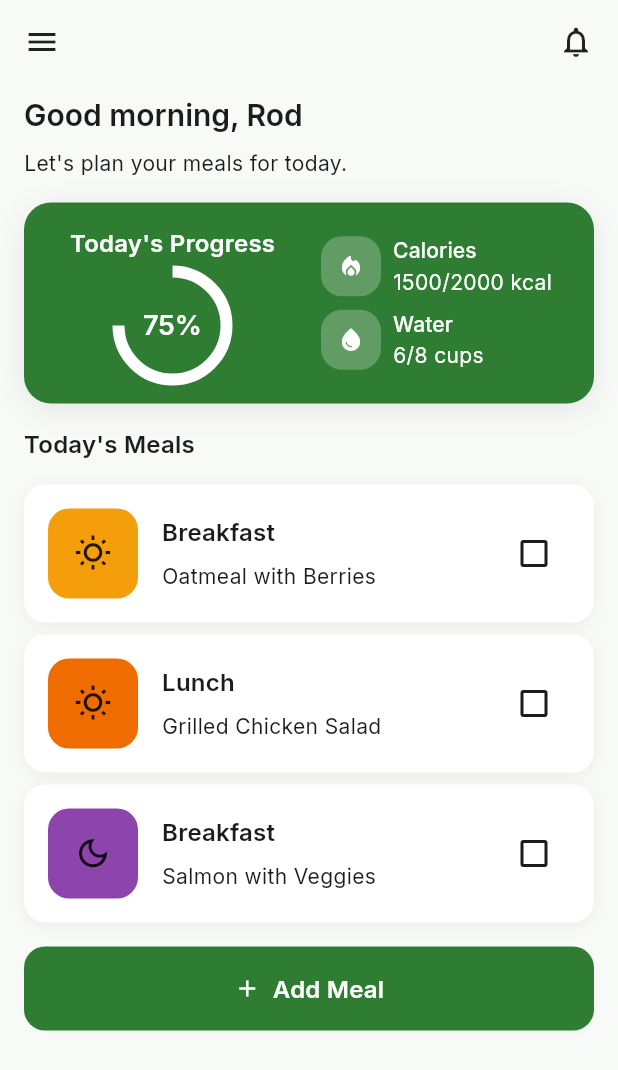
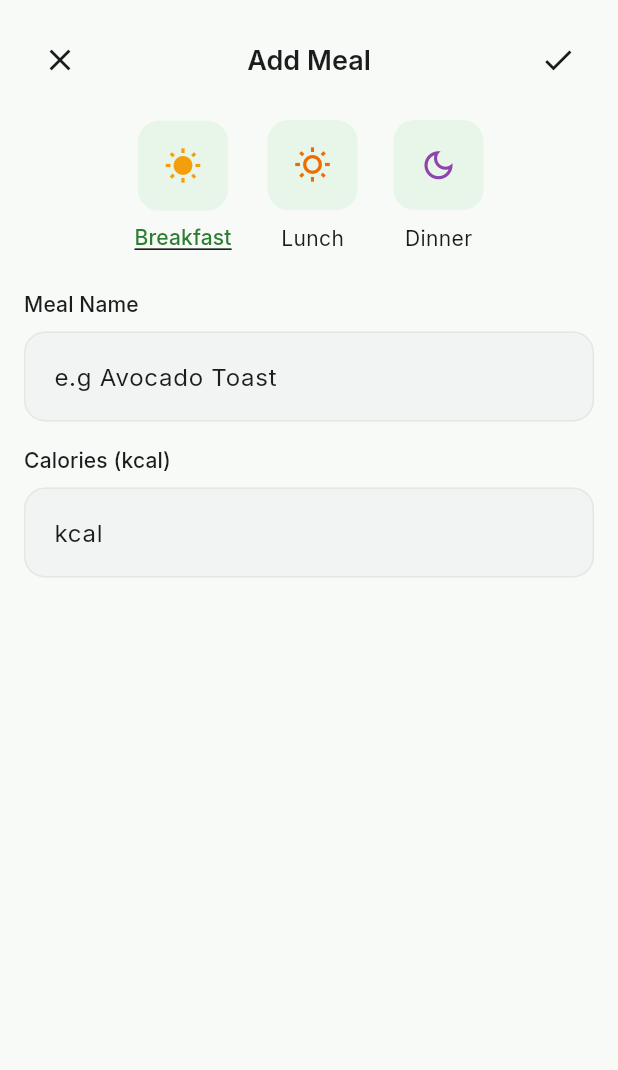
Before and after one commit to rodelgabriel45/meal_flow, a Flutter app: the screen it shows after launch, after a tap on "Add Meal", on a phone screen of 412 x 824 dp. Shown: the top 1070 px of the screen. Run offline on Flutter 3.47's test engine with Material 3 defaults, Android fonts, the phone set to English and light mode, and no system bars; our stand-ins replace google_fonts.

Commit message:
Add provider state management - Meal

```diff
--- /dev/null
+++ b/lib/features/home/models/meal.dart
@@ -0,0 +1,37 @@
+enum MealCategory { breakfast, lunch, dinner }
+
+class Meal {
+  final String title;
+  final int calories;
+
+  final MealCategory category;
+
+  bool isCompleted;
+
+  Meal({
+    required this.title,
+    required this.calories,
+    required this.category,
+    this.isCompleted = false,
+  });
+
+  Map<String, dynamic> toJson() {
+    return {
+      'title': title,
+      'calories': calories,
+      'category': category.name,
+      'isCompleted': isCompleted,
+    };
+  }
+
+  factory Meal.fromJson(Map<String, dynamic> json) {
+    return Meal(
+      title: json['title'],
+      calories: json['calories'],
+      category: MealCategory.values.firstWhere(
+        (c) => c.name == json['category'],
+      ),
+      isCompleted: json['isCompleted'],
+    );
+  }
+}
--- /dev/null
+++ b/lib/features/home/providers/meal_provider.dart
@@ -0,0 +1,17 @@
+import 'package:flutter/material.dart';
+import 'package:mealflow/features/home/models/meal.dart';
+
+class MealProvider extends ChangeNotifier {
+  final List<Meal> _meals = [];
+  List<Meal> get meals => List.unmodifiable(_meals);
+
+  void saveMeal(Meal meal) {
+    _meals.add(meal);
+
+    notifyListeners();
+  }
+
+  List<Meal> mealsByCategory(MealCategory category) {
+    return _meals.where((meal) => meal.category == category).toList();
+  }
+}
--- /dev/null
+++ b/lib/features/home/screens/add_meal_screen.dart
@@ -0,0 +1,263 @@
+import 'package:flutter/material.dart';
+import 'package:flutter/services.dart';
+import 'package:mealflow/core/theme/app_colors.dart';
+import 'package:mealflow/core/theme/app_radius.dart';
+import 'package:mealflow/core/theme/app_spacing.dart';
+import 'package:mealflow/features/home/models/meal.dart';
+import 'package:mealflow/features/home/providers/meal_provider.dart';
+import 'package:mealflow/features/home/widgets/category_icon.dart';
+import 'package:provider/provider.dart';
+
+class AddMealScreen extends StatefulWidget {
+  const AddMealScreen({super.key});
+
+  @override
+  State<AddMealScreen> createState() => _AddMealScreenState();
+}
+
+class _AddMealScreenState extends State<AddMealScreen> {
+  final _formKey = GlobalKey<FormState>();
+  final _mealNameController = TextEditingController();
+  final _caloriesController = TextEditingController();
+
+  MealCategory _selectedCategory = MealCategory.breakfast;
+
+  @override
+  void dispose() {
+    _mealNameController.dispose();
+    _caloriesController.dispose();
+
+    super.dispose();
+  }
+
+  void _addMeal() {
+    if (!_formKey.currentState!.validate()) {
+      return;
+    }
+
+    context.read<MealProvider>().saveMeal(
+      Meal(
+        title: _mealNameController.text.trim(),
+        calories: int.parse(_caloriesController.text),
+        category: _selectedCategory,
+      ),
+    );
+
+    Navigator.pop(context);
+  }
+
+  @override
+  Widget build(BuildContext context) {
+    return Scaffold(
+      body: SafeArea(
+        child: Padding(
+          padding: AppSpacing.pagePadding,
+          child: Column(
+            crossAxisAlignment: CrossAxisAlignment.start,
+            children: [
+              Row(
+                mainAxisAlignment: MainAxisAlignment.spaceBetween,
+                crossAxisAlignment: CrossAxisAlignment.center,
+                children: [
+                  IconButton(
+                    onPressed: () {
+                      Navigator.pop(context);
+                    },
+                    icon: const Icon(Icons.close),
+                  ),
+
+                  Text(
+                    'Add Meal',
+                    style: Theme.of(context).textTheme.titleLarge,
+                  ),
+
+                  IconButton(
+                    onPressed: () {
+                      _addMeal();
+                    },
+                    icon: const Icon(Icons.check),
+                  ),
+                ],
+              ),
+
+              AppSpacing.verticalMD,
+
+              Row(
+                mainAxisAlignment: MainAxisAlignment.center,
+                children: [
+                  Column(
+                    children: [
+                      InkWell(
+                        customBorder: RoundedRectangleBorder(
+                          borderRadius: AppRadius.large,
+                        ),
+                        onTap: () {
+                          setState(() {
+                            _selectedCategory = MealCategory.breakfast;
+                          });
+                        },
+                        child: CategoryIcon(
+                          icon: _selectedCategory == MealCategory.breakfast
+                              ? Icons.wb_sunny
+                              : Icons.wb_sunny_outlined,
+                          iconColor: AppColors.breakfast,
+                        ),
+                      ),
+
+                      AppSpacing.verticalSM,
+
+                      Text(
+                        'Breakfast',
+                        style: _selectedCategory == MealCategory.breakfast
+                            ? Theme.of(context).textTheme.labelLarge?.copyWith(
+                                color: AppColors.primary,
+                                decoration: TextDecoration.underline,
+                              )
+                            : null,
+                      ),
+                    ],
+                  ),
+
+                  AppSpacing.horizontalLG,
+
+                  Column(
+                    children: [
+                      InkWell(
+                        customBorder: RoundedRectangleBorder(
+                          borderRadius: AppRadius.large,
+                        ),
+                        onTap: () {
+                          setState(() {
+                            _selectedCategory = MealCategory.lunch;
+                          });
+                        },
+                        child: CategoryIcon(
+                          icon: _selectedCategory == MealCategory.lunch
+                              ? Icons.wb_sunny
+                              : Icons.wb_sunny_outlined,
+                          iconColor: AppColors.lunch,
+                        ),
+                      ),
+
+                      AppSpacing.verticalSM,
+
+                      Text(
+                        'Lunch',
+                        style: _selectedCategory == MealCategory.lunch
+                            ? Theme.of(context).textTheme.labelLarge?.copyWith(
+                                color: AppColors.primary,
+                                decoration: TextDecoration.underline,
+                              )
+                            : null,
+                      ),
+                    ],
+                  ),
+
+                  AppSpacing.horizontalLG,
+
+                  Column(
+                    children: [
+                      InkWell(
+                        customBorder: RoundedRectangleBorder(
+                          borderRadius: AppRadius.large,
+                        ),
+                        onTap: () {
+                          setState(() {
+                            _selectedCategory = MealCategory.dinner;
+                          });
+                        },
+                        child: CategoryIcon(
+                          icon: _selectedCategory == MealCategory.dinner
+                              ? Icons.dark_mode
+                              : Icons.dark_mode_outlined,
+                          iconColor: AppColors.dinner,
+                        ),
+                      ),
+
+                      AppSpacing.verticalSM,
+
+                      Text(
+                        'Dinner',
+                        style: _selectedCategory == MealCategory.dinner
+                            ? Theme.of(context).textTheme.labelLarge?.copyWith(
+                                color: AppColors.primary,
+                                decoration: TextDecoration.underline,
+                              )
+                            : null,
+                      ),
+                    ],
+                  ),
+                ],
+              ),
+
+              AppSpacing.verticalLG,
+
+              SingleChildScrollView(
+                child: Form(
+                  key: _formKey,
+                  child: Column(
+                    crossAxisAlignment: CrossAxisAlignment.start,
+                    children: [
+                      Text(
+                        'Meal Name',
+                        style: Theme.of(context).textTheme.labelLarge,
+                      ),
+                      AppSpacing.verticalSM,
+                      TextFormField(
+                        validator: (value) {
+                          if (value == null || value.trim().isEmpty) {
+                            return 'Please enter a meal name';
+                          }
+                          return null;
+                        },
+                        controller: _mealNameController,
+                        decoration: InputDecoration(
+                          hintText: 'e.g Avocado Toast',
+                        ),
+                        textInputAction: TextInputAction.next,
+                      ),
+
+                      AppSpacing.verticalMD,
+
+                      Text(
+                        'Calories (kcal)',
+                        style: Theme.of(context).textTheme.labelLarge,
+                      ),
+                      AppSpacing.verticalSM,
+                      TextFormField(
+                        validator: (value) {
+                          if (value == null || value.trim().isEmpty) {
+                            return 'Please enter meal calories';
+                          }
+
+                          final calories = int.tryParse(value);
+
+                          if (calories == null) {
+                            return 'Calories must be a number';
+                          }
+
+                          if (calories <= 0) {
+                            return 'Calories must be greater than 0';
+                          }
+
+                          return null;
+                        },
+                        controller: _caloriesController,
+                        decoration: InputDecoration(hintText: 'kcal'),
+                        keyboardType: TextInputType.number,
+                        inputFormatters: [
+                          FilteringTextInputFormatter.digitsOnly,
+                        ],
+                        textInputAction: TextInputAction.done,
+                      ),
+                    ],
+                  ),
+                ),
+              ),
+            ],
+          ),
+        ),
+      ),
+    );
+  }
+}
--- a/lib/features/home/screens/home_screen.dart
+++ b/lib/features/home/screens/home_screen.dart
@@ -1,15 +1,20 @@
 import 'package:flutter/material.dart';
 import 'package:mealflow/core/theme/app_colors.dart';
 import 'package:mealflow/core/theme/app_spacing.dart';
+import 'package:mealflow/features/home/models/meal.dart';
+import 'package:mealflow/features/home/providers/meal_provider.dart';
 import 'package:mealflow/features/home/widgets/add_meal_button.dart';
 import 'package:mealflow/features/home/widgets/meal_category_card.dart';
 import 'package:mealflow/features/home/widgets/progress_card.dart';
+import 'package:provider/provider.dart';
 
 class HomeScreen extends StatelessWidget {
   const HomeScreen({super.key});
 
   @override
   Widget build(BuildContext context) {
+    // final meals = context.watch<MealProvider>().meals;
+
     return Scaffold(
       body: SafeArea(
         child: Padding(
@@ -46,29 +51,47 @@ class HomeScreen extends StatelessWidget {
 
               AppSpacing.verticalMD,
 
+              Expanded(
+                child: Consumer<MealProvider>(
+                  builder: (context, provider, child) {
+                    final breakfasts = provider.mealsByCategory(
+                      MealCategory.breakfast,
+                    );
+                    final lunch = provider.mealsByCategory(MealCategory.lunch);
+                    final dinner = provider.mealsByCategory(
+                      MealCategory.dinner,
+                    );
+
+                    return ListView(
+                      children: [
                         MealCategoryCard(
                           category: 'Breakfast',
-                meals: 'Oatmeal with Berries',
+                          meals: breakfasts,
                           icon: Icons.wb_sunny_outlined,
-                color: AppColors.breakfast,
+                          iconColor: AppColors.breakfast,
                         ),
 
                         AppSpacing.verticalSM,
 
                         MealCategoryCard(
                           category: 'Lunch',
-                meals: 'Grilled Chicken Salad',
+                          meals: lunch,
                           icon: Icons.wb_sunny_outlined,
-                color: AppColors.lunch,
+                          iconColor: AppColors.lunch,
                         ),
 
                         AppSpacing.verticalSM,
 
                         MealCategoryCard(
                           category: 'Breakfast',
-                meals: 'Salmon with Veggies',
+                          meals: dinner,
                           icon: Icons.dark_mode_outlined,
-                color: AppColors.dinner,
+                          iconColor: AppColors.dinner,
+                        ),
+                      ],
+                    );
+                  },
+                ),
               ),
 
               AppSpacing.verticalMD,
--- a/lib/features/home/widgets/add_meal_button.dart
+++ b/lib/features/home/widgets/add_meal_button.dart
@@ -2,6 +2,7 @@ import 'package:flutter/material.dart';
 import 'package:mealflow/core/theme/app_colors.dart';
 import 'package:mealflow/core/theme/app_radius.dart';
 import 'package:mealflow/core/theme/app_spacing.dart';
+import 'package:mealflow/features/home/screens/add_meal_screen.dart';
 
 class AddMealButton extends StatelessWidget {
   const AddMealButton({super.key});
@@ -17,7 +18,10 @@ class AddMealButton extends StatelessWidget {
           shape: RoundedRectangleBorder(borderRadius: AppRadius.medium),
         ),
         onPressed: () {
-          //
+          Navigator.push(
+            context,
+            MaterialPageRoute(builder: (context) => AddMealScreen()),
+          );
         },
         child: Row(
           mainAxisAlignment: MainAxisAlignment.center,
--- /dev/null
+++ b/lib/features/home/widgets/category_icon.dart
@@ -0,0 +1,22 @@
+import 'package:flutter/material.dart';
+import 'package:mealflow/core/theme/app_colors.dart';
+import 'package:mealflow/core/theme/app_radius.dart';
+
+class CategoryIcon extends StatelessWidget {
+  final IconData icon;
+  final Color iconColor;
+  const CategoryIcon({super.key, required this.icon, required this.iconColor});
+
+  @override
+  Widget build(BuildContext context) {
+    return Container(
+      width: 60,
+      height: 60,
+      decoration: BoxDecoration(
+        borderRadius: AppRadius.medium,
+        color: AppColors.primaryContainer,
+      ),
+      child: Icon(icon, size: 25, color: iconColor),
+    );
+  }
+}
--- a/lib/features/home/widgets/meal_category_card.dart
+++ b/lib/features/home/widgets/meal_category_card.dart
@@ -3,18 +3,20 @@ import 'package:mealflow/core/theme/app_colors.dart';
 import 'package:mealflow/core/theme/app_radius.dart';
 import 'package:mealflow/core/theme/app_shadows.dart';
 import 'package:mealflow/core/theme/app_spacing.dart';
+import 'package:mealflow/features/home/models/meal.dart';
+import 'package:mealflow/features/home/widgets/category_icon.dart';
 
 class MealCategoryCard extends StatelessWidget {
   final String category;
-  final String meals;
+  final List<Meal> meals;
   final IconData icon;
-  final Color color;
+  final Color iconColor;
   const MealCategoryCard({
     super.key,
     required this.category,
     required this.meals,
     required this.icon,
-    required this.color,
+    required this.iconColor,
   });
 
   @override
@@ -28,15 +30,7 @@ class MealCategoryCard extends StatelessWidget {
       ),
       child: Row(
         children: [
-          Container(
-            width: 60,
-            height: 60,
-            decoration: BoxDecoration(
-              borderRadius: AppRadius.medium,
-              color: color,
-            ),
-            child: Icon(icon, size: 25),
-          ),
+          CategoryIcon(icon: icon, iconColor: iconColor),
 
           AppSpacing.horizontalMD,
 
@@ -47,7 +41,11 @@ class MealCategoryCard extends StatelessWidget {
 
               AppSpacing.verticalSM,
 
-              Text(meals),
+              meals.isEmpty
+                  ? const Text('No meals added yet.')
+                  : Column(
+                      children: meals.map((meal) => Text(meal.title)).toList(),
+                    ),
             ],
           ),
 
--- a/lib/main.dart
+++ b/lib/main.dart
@@ -1,6 +1,10 @@
 import 'package:flutter/material.dart';
 import 'package:mealflow/app.dart';
+import 'package:mealflow/features/home/providers/meal_provider.dart';
+import 'package:provider/provider.dart';
 
 void main() {
-  runApp(const MealFlow());
+  runApp(
+    ChangeNotifierProvider(create: (_) => MealProvider(), child: MealFlow()),
+  );
 }
--- a/pubspec.yaml
+++ b/pubspec.yaml
@@ -35,6 +35,8 @@ dependencies:
   # Use with the CupertinoIcons class for iOS style icons.
   cupertino_icons: ^1.0.8
   google_fonts: ^8.1.0
+  provider: ^6.1.5+1
+  shared_preferences: ^2.5.5
 
 dev_dependencies:
   flutter_test:
```
Also changed, not shown: pubspec.lock, 2 other files. Lines whose indentation alone changed are shown as unchanged.
